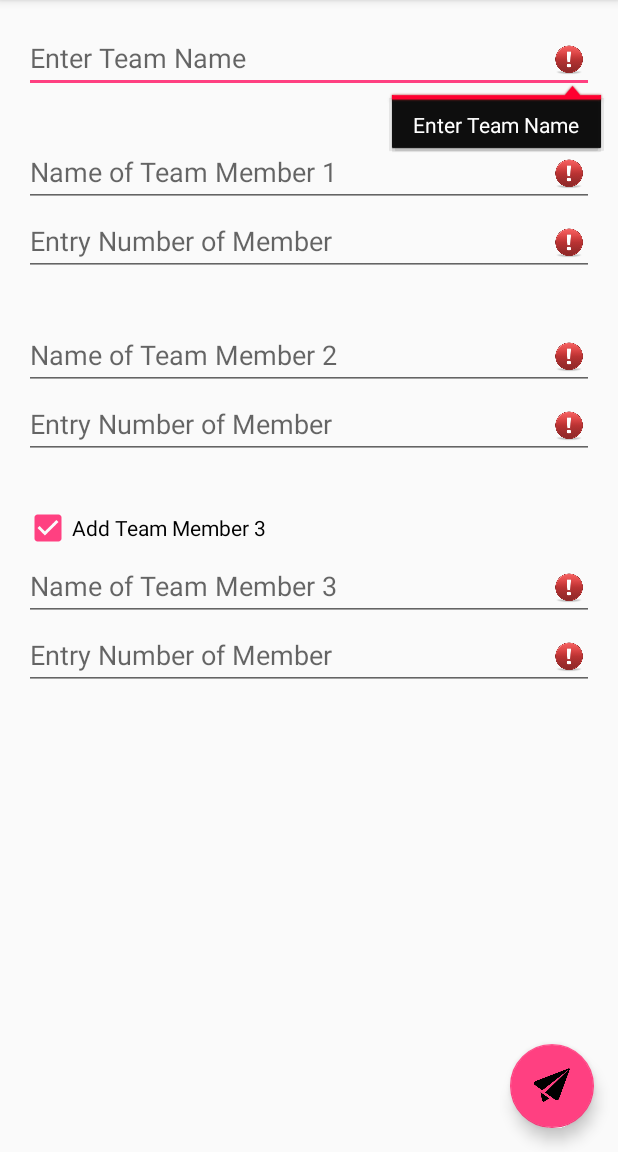
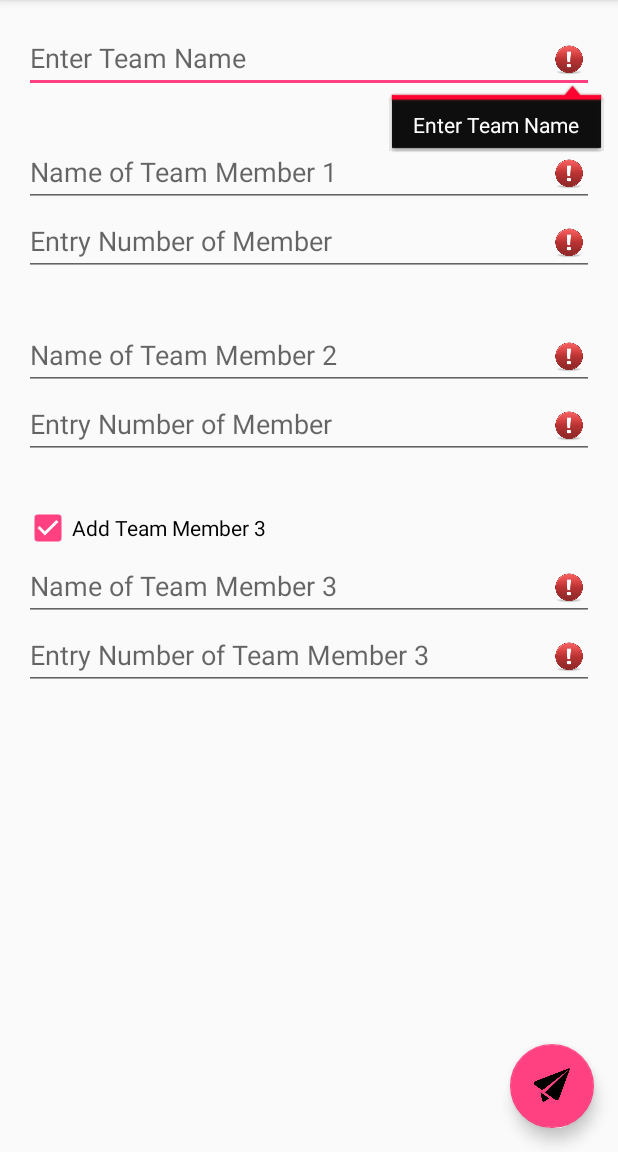
Before and after one commit to akshittyagi/AssignmentZero, an Android app: the screen it shows after launch (MainActivity), after a tap on an icon or button, on a phone screen of 412 x 824 dp, the part 84-1236 px from its top. Run offline under Robolectric (Android 15) with nearby library versions, the light colour scheme and no system bars; our stand-ins replace Volley; 1 other tap on this screen came first.

Commit message:
Improved 3 team support

```diff
--- a/app/src/main/java/com/example/akty7/assignment03/MainActivity.java
+++ b/app/src/main/java/com/example/akty7/assignment03/MainActivity.java
@@ -3,8 +3,6 @@ package com.example.akty7.assignment03;
 import android.content.Intent;
 import android.graphics.Rect;
 import android.graphics.drawable.Drawable;
-import android.media.Image;
-import android.net.Uri;
 import android.os.Bundle;
 import android.support.design.widget.FloatingActionButton;
 import android.support.design.widget.Snackbar;
@@ -13,11 +11,9 @@ import android.support.v7.widget.Toolbar;
 import android.view.View;
 import android.view.Menu;
 import android.view.MenuItem;
-import android.widget.Button;
 import android.widget.CheckBox;
 import android.widget.EditText;
 import android.widget.Toast;
-import android.os.Bundle;
 import com.android.volley.Request;
 import com.android.volley.RequestQueue;
 import com.android.volley.Response;
@@ -32,9 +28,7 @@ import java.lang.*;
 
 public class MainActivity extends AppCompatActivity {
 
-    //TODO: Make an Icon and a start/loading page
-    Button btn = null;
-    EditText editTxt = null;
+    EditText editTxt1 = null;
     EditText editTxt2 = null;
     EditText editTxt3 = null;
     EditText editTxt4 = null;
@@ -53,10 +47,17 @@ public class MainActivity extends AppCompatActivity {
 
         //all editTexts initialized and set for onClick clearing
         //for debugging if FAB fails
+        editTxt1 = (EditText) findViewById(R.id.editText);
+        editTxt2 = (EditText) findViewById(R.id.editText2);
+        editTxt3 = (EditText) findViewById(R.id.editText3);
+        editTxt4 = (EditText) findViewById(R.id.editText4);
+        editTxt5 = (EditText) findViewById(R.id.editText5);
         editTxt6 = (EditText) findViewById(R.id.editText6);
         editTxt7 = (EditText) findViewById(R.id.editText7);
         editTxt6.setEnabled(false);
         editTxt7.setEnabled(false);
+        editTxt6.setHint("Disabled");
+        editTxt7.setHint("Disabled");
 
         CheckBox chk = (CheckBox) findViewById(R.id.checkBox);
 
@@ -65,21 +66,17 @@ public class MainActivity extends AppCompatActivity {
 
             @Override
             public void onClick(View v) {
-                //is chkIos checked?
+                //is chk checked?
                 if (((CheckBox) v).isChecked()) {
-                    Toast.makeText(MainActivity.this,
-                            "Bro, awesome :)", Toast.LENGTH_LONG).show();
-                    editTxt6 = (EditText) findViewById(R.id.editText6);
-                    editTxt7 = (EditText) findViewById(R.id.editText7);
+
                     editTxt6.setEnabled(true);
                     editTxt7.setEnabled(true);
+                    editTxt6.setHint("Name of Team Member 3");
+                    editTxt7.setHint("Entry Number of Team Member 3");
                     are3 = true;
                 }
                 if (!((CheckBox) v).isChecked()) {
-                    Toast.makeText(MainActivity.this,
-                            "Aww :(", Toast.LENGTH_LONG).show();
-                    editTxt6 = (EditText) findViewById(R.id.editText6);
-                    editTxt7 = (EditText) findViewById(R.id.editText7);
+
                     editTxt6.setEnabled(false);
                     editTxt7.setEnabled(false);
                     are3=false;
@@ -94,70 +91,20 @@ public class MainActivity extends AppCompatActivity {
         fab.setOnClickListener(new View.OnClickListener() {
             @Override
             public void onClick(View view) {
-                editTxt = (EditText) findViewById(R.id.editText);
-                editTxt.setOnClickListener(new View.OnClickListener() {
-                    public void onClick(View v) {
-                        editTxt.getText().clear();
-                    }
-                });
 
-                editTxt2 = (EditText) findViewById(R.id.editText2);
-                editTxt2.setOnClickListener(new View.OnClickListener(){
-                    public void onClick(View v)
-                    {
-                        editTxt2.getText().clear();
-                    }
-                });
-
-                editTxt3 = (EditText) findViewById(R.id.editText3);
-                editTxt3.setOnClickListener(new View.OnClickListener(){
-                    public void onClick(View v)
-                    {
-                        editTxt3.getText().clear();
-                    }
-                });
-
-                editTxt4 = (EditText) findViewById(R.id.editText4);
-                editTxt4.setOnClickListener(new View.OnClickListener(){
-                    public void onClick(View v)
-                    {
-                        editTxt4.getText().clear();
-                    }
-                });
-
-                editTxt5 = (EditText) findViewById(R.id.editText5);
-                editTxt5.setOnClickListener(new View.OnClickListener(){
-                    public void onClick(View v)
-                    {
-                        editTxt5.getText().clear();
-                    }
-                });
-
-                editTxt6 = (EditText) findViewById(R.id.editText6);
-                editTxt6.setOnClickListener(new View.OnClickListener(){
-                    public void onClick(View v)
-                    {
-                        editTxt6.getText().clear();
-                    }
-                });
-
-                editTxt7 = (EditText) findViewById(R.id.editText7);
-                editTxt7.setOnClickListener(new View.OnClickListener(){
-                    public void onClick(View v)
-                    {
-                        editTxt6.getText().clear();
-                    }
-                });
-
+                //sends null values if are3 is false
 
                 final String[] str = new String[7];
-                str[0]= editTxt.getText().toString();
+                str[0]= editTxt1.getText().toString();
                 str[1]= editTxt2.getText().toString();
                 str[2]= editTxt3.getText().toString();
                 str[3]= editTxt4.getText().toString();
                 str[4]= editTxt5.getText().toString();
-                str[5]= editTxt6.getText().toString();
-                str[6]= editTxt7.getText().toString();
+
+                if(are3) {
+                    str[5] = editTxt6.getText().toString();
+                    str[6] = editTxt7.getText().toString();
+                }
                 if(checkValidity(str))
                 {
                     sendResult(str,are3);
@@ -179,7 +126,7 @@ public class MainActivity extends AppCompatActivity {
         errorIcon.setBounds(new Rect(0,0,errorIcon.getIntrinsicWidth()/10,errorIcon.getIntrinsicHeight()/10));
         if(str[0].length() == 0)
         {
-            editTxt.setError("Enter Team Name",errorIcon);
+            editTxt1.setError("Enter Team Name", errorIcon);
             check1 =  false;
         }
         if(!checkValidityName(str[1]))
@@ -202,15 +149,15 @@ public class MainActivity extends AppCompatActivity {
             editTxt5.setError("Enter Valid Entry Number",errorIcon);
             check5 =  false;
         }
-        if(!checkValidityName(str[5]))
-        {
-            editTxt6.setError("Enter Valid Student Name",errorIcon);
-            check6 =  false;
-        }
-        if(!checkValidityEntryNumber(str[6]))
-        {
-            editTxt7.setError("Enter Valid Entry Number",errorIcon);
-            check7 = false;
+        if(are3) {
+            if (!checkValidityName(str[5])) {
+                editTxt6.setError("Enter Valid Student Name", errorIcon);
+                check6 = false;
+            }
+            if (!checkValidityEntryNumber(str[6])) {
+                editTxt7.setError("Enter Valid Entry Number", errorIcon);
+                check7 = false;
+            }
         }
 
         return (check1 && check2 && check3 && check4 && check5 && check6 && check7);
@@ -296,6 +243,7 @@ public class MainActivity extends AppCompatActivity {
                 bundle.putString("name1", str[2] );
                 bundle.putString("entry2", str[3]);
                 bundle.putString("name2", str[4]);
+                //not accessed if are3 = false
                 bundle.putString("entry3", str[5]);
                 bundle.putString("name3", str[6]);
                 bundle.putString("Response",response);
--- a/settings.gradle
+++ b/settings.gradle
@@ -1,2 +1,2 @@
 include ':app', ':volley'
-project(':volley').projectDir = new File('app/libs/volley')
+//project(':volley').projectDir = new File('app/libs/volley')
```
